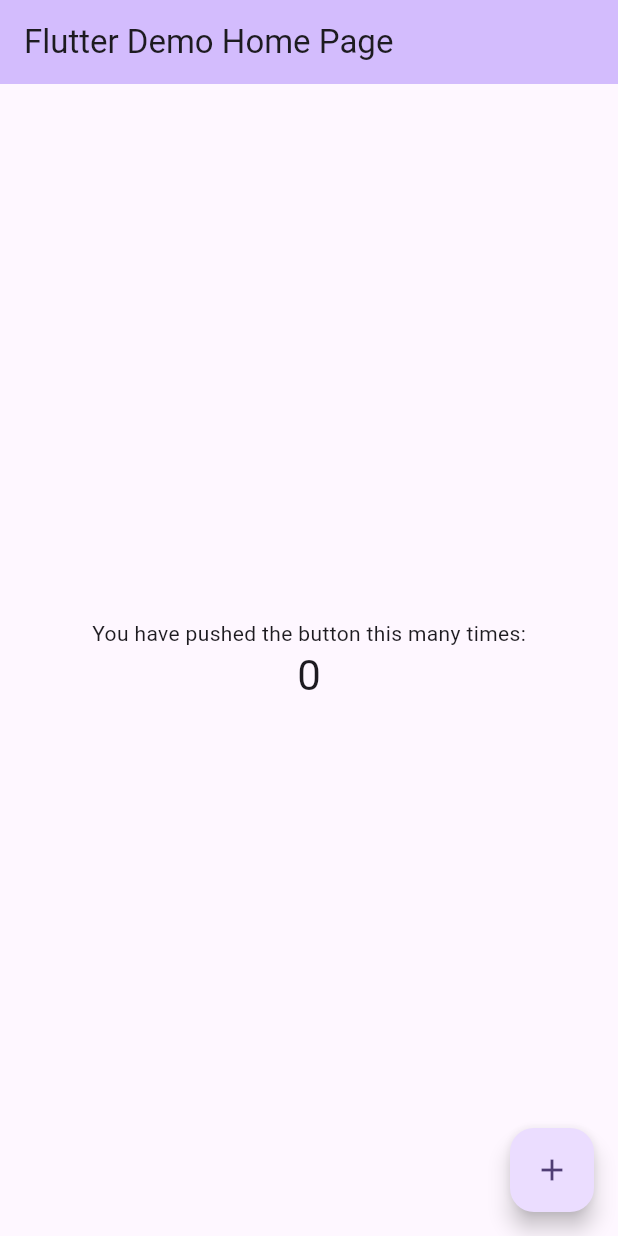
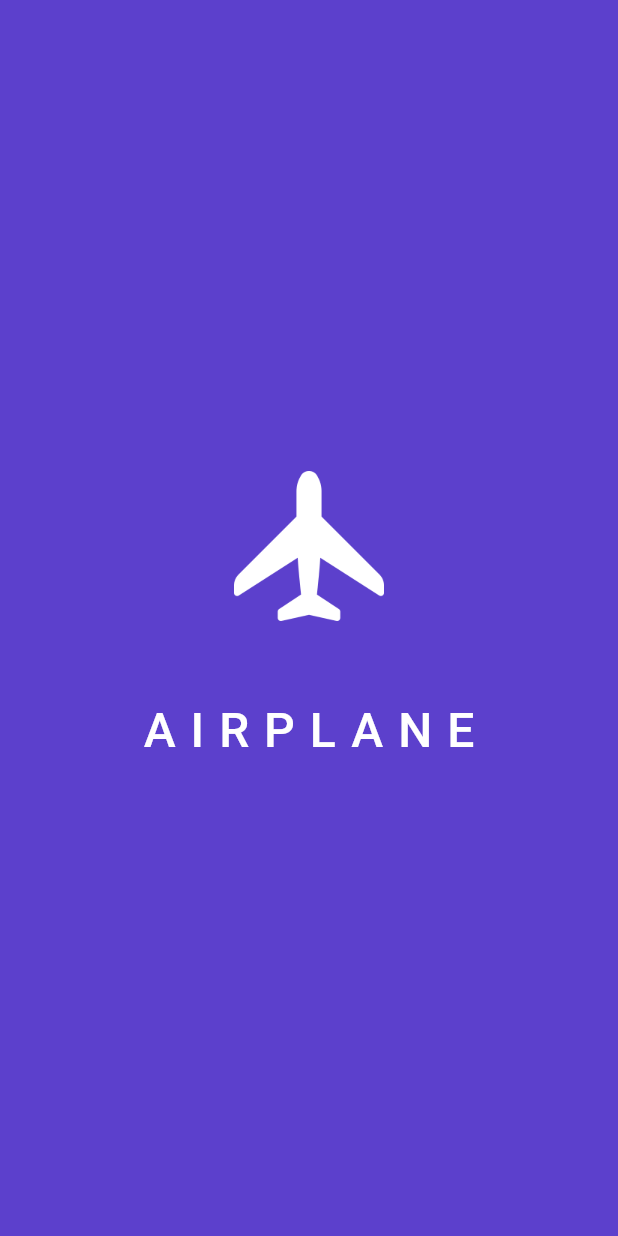
Before and after one commit to nurmuhamadrum/flutter-booking-airplane-ticket, a Flutter app: the first screen one second after launch, on a phone screen of 412 x 824 dp. Run offline on Flutter 3.47's test engine with Material 3 defaults, Android fonts, the phone set to English and light mode, and no system bars.

Commit message:
create splash screen and get started page

```diff
--- a/lib/main.dart
+++ b/lib/main.dart
@@ -1,122 +1,19 @@
+import 'package:airplane/ui/pages/get_started_page.dart';
 import 'package:flutter/material.dart';
+import 'package:airplane/ui/pages/splash_page.dart';
 
-void main() {
-  runApp(const MyApp());
-}
+void main () => runApp(MyApp());
 
 class MyApp extends StatelessWidget {
   const MyApp({super.key});
-
-  // This widget is the root of your application.
   @override
   Widget build(BuildContext context) {
     return MaterialApp(
-      title: 'Flutter Demo',
-      theme: ThemeData(
-        // This is the theme of your application.
-        //
-        // TRY THIS: Try running your application with "flutter run". You'll see
-        // the application has a purple toolbar. Then, without quitting the app,
-        // try changing the seedColor in the colorScheme below to Colors.green
-        // and then invoke "hot reload" (save your changes or press the "hot
-        // reload" button in a Flutter-supported IDE, or press "r" if you used
-        // the command line to start the app).
-        //
-        // Notice that the counter didn't reset back to zero; the application
-        // state is not lost during the reload. To reset the state, use hot
-        // restart instead.
-        //
-        // This works for code too, not just values: Most code changes can be
-        // tested with just a hot reload.
-        colorScheme: ColorScheme.fromSeed(seedColor: Colors.deepPurple),
-      ),
-      home: const MyHomePage(title: 'Flutter Demo Home Page'),
+      debugShowCheckedModeBanner: false,
+      routes: {
+        '/': (context) => SplashPage(),
+        '/get-started': (context) => GetStartedPage(),
+      },
     );
   }
 }
-
-class MyHomePage extends StatefulWidget {
-  const MyHomePage({super.key, required this.title});
-
-  // This widget is the home page of your application. It is stateful, meaning
-  // that it has a State object (defined below) that contains fields that affect
-  // how it looks.
-
-  // This class is the configuration for the state. It holds the values (in this
-  // case the title) provided by the parent (in this case the App widget) and
-  // used by the build method of the State. Fields in a Widget subclass are
-  // always marked "final".
-
-  final String title;
-
-  @override
-  State<MyHomePage> createState() => _MyHomePageState();
-}
-
-class _MyHomePageState extends State<MyHomePage> {
-  int _counter = 0;
-
-  void _incrementCounter() {
-    setState(() {
-      // This call to setState tells the Flutter framework that something has
-      // changed in this State, which causes it to rerun the build method below
-      // so that the display can reflect the updated values. If we changed
-      // _counter without calling setState(), then the build method would not be
-      // called again, and so nothing would appear to happen.
-      _counter++;
-    });
-  }
-
-  @override
-  Widget build(BuildContext context) {
-    // This method is rerun every time setState is called, for instance as done
-    // by the _incrementCounter method above.
-    //
-    // The Flutter framework has been optimized to make rerunning build methods
-    // fast, so that you can just rebuild anything that needs updating rather
-    // than having to individually change instances of widgets.
-    return Scaffold(
-      appBar: AppBar(
-        // TRY THIS: Try changing the color here to a specific color (to
-        // Colors.amber, perhaps?) and trigger a hot reload to see the AppBar
-        // change color while the other colors stay the same.
-        backgroundColor: Theme.of(context).colorScheme.inversePrimary,
-        // Here we take the value from the MyHomePage object that was created by
-        // the App.build method, and use it to set our appbar title.
-        title: Text(widget.title),
-      ),
-      body: Center(
-        // Center is a layout widget. It takes a single child and positions it
-        // in the middle of the parent.
-        child: Column(
-          // Column is also a layout widget. It takes a list of children and
-          // arranges them vertically. By default, it sizes itself to fit its
-          // children horizontally, and tries to be as tall as its parent.
-          //
-          // Column has various properties to control how it sizes itself and
-          // how it positions its children. Here we use mainAxisAlignment to
-          // center the children vertically; the main axis here is the vertical
-          // axis because Columns are vertical (the cross axis would be
-          // horizontal).
-          //
-          // TRY THIS: Invoke "debug painting" (choose the "Toggle Debug Paint"
-          // action in the IDE, or press "p" in the console), to see the
-          // wireframe for each widget.
-          mainAxisAlignment: MainAxisAlignment.center,
-          children: <Widget>[
-            const Text('You have pushed the button this many times:'),
-            Text(
-              '$_counter',
-              style: Theme.of(context).textTheme.headlineMedium,
-            ),
-          ],
-        ),
-      ),
-      floatingActionButton: FloatingActionButton(
-        onPressed: _incrementCounter,
-        tooltip: 'Increment',
-        child: const Icon(Icons.add),
-      ), // This trailing comma makes auto-formatting nicer for build methods.
-    );
-  }
-}
--- /dev/null
+++ b/lib/ui/pages/splash_page.dart
@@ -0,0 +1,53 @@
+import 'dart:async';
+import 'package:flutter/material.dart';
+import '../../shared/theme.dart';
+
+class SplashPage extends StatefulWidget {
+  const SplashPage({super.key});
+
+  @override
+  State<SplashPage> createState() => _SplashPageState();
+}
+
+class _SplashPageState extends State<SplashPage> {
+  @override
+  void initState() {
+    super.initState();
+
+    Timer(const Duration(seconds: 3), () {
+      Navigator.pushNamed(context, '/get-started');
+    });
+  }
+
+  @override
+  Widget build(BuildContext context) {
+    return Scaffold(
+      backgroundColor: keyprimaryColor,
+      body: Center(
+        child: Column(
+          mainAxisAlignment: MainAxisAlignment.center,
+          children: [
+            Container(
+              width: 100,
+              height: 100,
+              margin: EdgeInsets.only(bottom: 50),
+              decoration: BoxDecoration(
+                image: DecorationImage(
+                  image: AssetImage('assets/icon_plane.png'),
+                ),
+              ),
+            ),
+            Text(
+              'AIRPLANE',
+              style: whiteTextStyle.copyWith(
+                fontSize: 32,
+                fontWeight: medium,
+                letterSpacing: 10,
+              ),
+            ),
+          ],
+        ),
+      ),
+    );
+  }
+}
```
Also changed, not shown: lib/shared/theme.dart (+5 -2 lines), lib/ui/pages/get_started_page.dart (added, +69 -0 lines), 5 other files.
